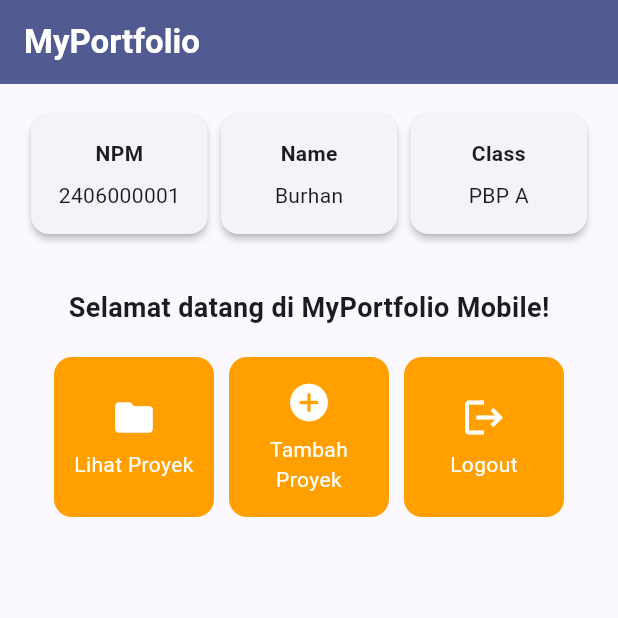
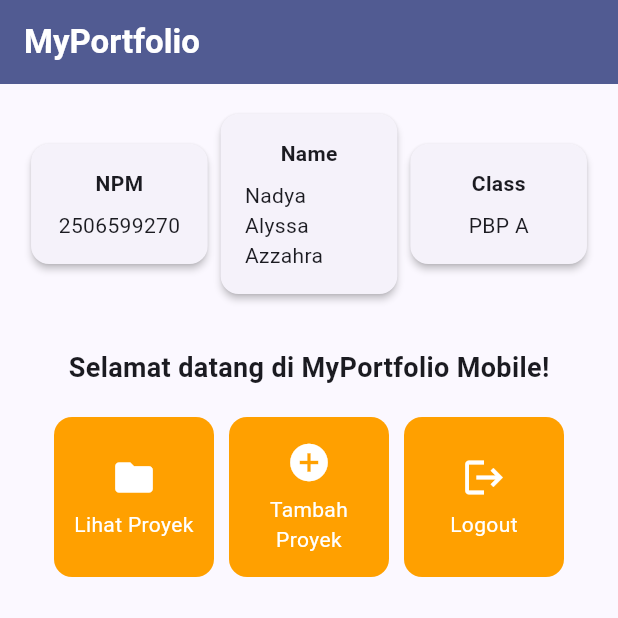
Before and after one commit to nadya-alyssa/myportofolio_mobile, a Flutter app: the screen it shows after launch, on a phone screen of 412 x 824 dp, the top half of it. Run offline on Flutter 3.47's test engine with Material 3 defaults, Android fonts, the phone set to English and light mode, and no system bars.

Commit message:
Tugas 7: mengganti data contoh Burhan dengan informasi pribadi

```diff
--- a/lib/menu.dart
+++ b/lib/menu.dart
@@ -3,8 +3,8 @@ import 'package:flutter/material.dart';
 class MyHomePage extends StatelessWidget {
   MyHomePage({super.key});
 
-  final String npm = "2406000001";
-  final String nama = "Burhan";
+  final String npm = "2506599270";
+  final String nama = "Nadya Alyssa Azzahra";
   final String kelas = "PBP A";
 
   final List<ItemHomepage> items = [
```
